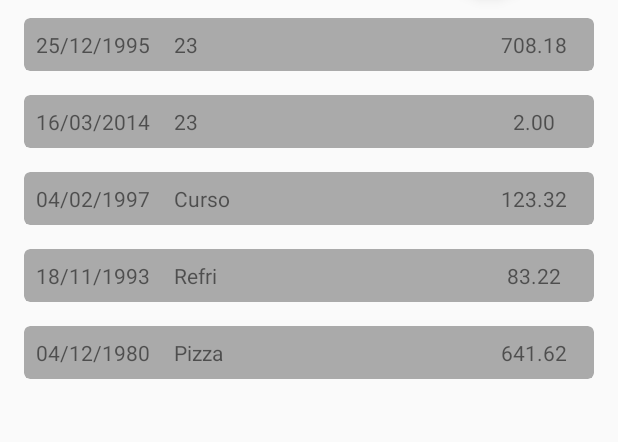
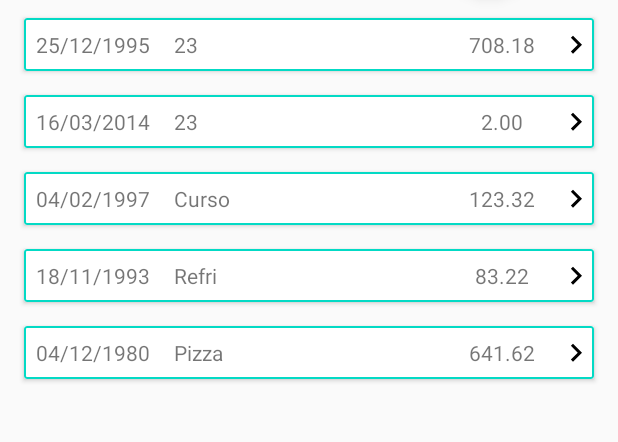
Before and after one commit to emerson-matos/android-finances, an Android app: the screen it shows after launch (MainActivity), on a phone screen of 412 x 824 dp, the part 174-616 px from its top. Run offline under Robolectric (Android 15) with nearby library versions, the phone set to English and light mode, and no system bars.

Commit message:
set item border and make some colors changes

```diff
--- a/app/src/main/res/layout/item_list_expense.xml
+++ b/app/src/main/res/layout/item_list_expense.xml
@@ -1,6 +1,5 @@
 <?xml version="1.0" encoding="utf-8"?>
-
-<androidx.cardview.widget.CardView xmlns:android="http://schemas.android.com/apk/res/android"
+<com.google.android.material.card.MaterialCardView xmlns:android="http://schemas.android.com/apk/res/android"
     xmlns:app="http://schemas.android.com/apk/res-auto"
     xmlns:tools="http://schemas.android.com/tools"
     android:id="@+id/card_view"
@@ -8,9 +7,8 @@
     android:layout_height="wrap_content"
     android:layout_gravity="center"
     android:layout_margin="8dp"
-    app:cardBackgroundColor="@android:color/darker_gray"
-    app:cardCornerRadius="4dp"
-    app:cardElevation="0dp">
+    app:strokeColor="@color/colorAccent"
+    app:strokeWidth="1dp">
 
     <androidx.constraintlayout.widget.ConstraintLayout
         android:layout_width="match_parent"
@@ -23,9 +21,9 @@
             android:layout_marginStart="8dp"
             android:layout_marginEnd="8dp"
             android:text="TextView"
+            app:layout_constraintHorizontal_weight="3"
             app:layout_constraintBottom_toBottomOf="@+id/expenseDate"
             app:layout_constraintEnd_toStartOf="@+id/expenseValue"
-            app:layout_constraintHorizontal_weight="3"
             app:layout_constraintStart_toEndOf="@+id/expenseDate"
             app:layout_constraintTop_toTopOf="@+id/expenseDate"
             android:ellipsize="end"
@@ -43,10 +41,9 @@
             android:textAlignment="center"
             app:layout_constraintBottom_toBottomOf="parent"
             app:layout_constraintEnd_toStartOf="@+id/expenseName"
-            app:layout_constraintHorizontal_weight="1"
             app:layout_constraintStart_toStartOf="parent"
             app:layout_constraintTop_toTopOf="parent"
-            tools:text="11/02" />
+            tools:text="11/02/2018" />
 
         <TextView
             android:id="@+id/expenseValue"
@@ -56,11 +53,23 @@
             android:layout_marginEnd="8dp"
             android:text="TextView"
             android:textAlignment="center"
+            app:layout_constraintHorizontal_weight="1"
             app:layout_constraintBottom_toBottomOf="@+id/expenseName"
-            app:layout_constraintEnd_toEndOf="parent"
-            app:layout_constraintHorizontal_weight="1"
+            app:layout_constraintEnd_toStartOf="@+id/detailExpenseButton"
             app:layout_constraintStart_toEndOf="@+id/expenseName"
             app:layout_constraintTop_toTopOf="@+id/expenseName"
             tools:text="R$ 11.12" />
+
+        <androidx.appcompat.widget.AppCompatImageView
+            android:id="@+id/detailExpenseButton"
+            android:layout_width="wrap_content"
+            android:layout_height="wrap_content"
+            app:srcCompat="@drawable/ic_keyboard_arrow_right_black_24dp"
+            app:layout_constraintHorizontal_weight="1"
+            app:layout_constraintBottom_toBottomOf="@+id/expenseValue"
+            app:layout_constraintEnd_toEndOf="parent"
+            app:layout_constraintStart_toEndOf="@+id/expenseValue"
+            app:layout_constraintTop_toTopOf="@+id/expenseValue" />
     </androidx.constraintlayout.widget.ConstraintLayout>
-</androidx.cardview.widget.CardView>
+
+</com.google.android.material.card.MaterialCardView>
```
